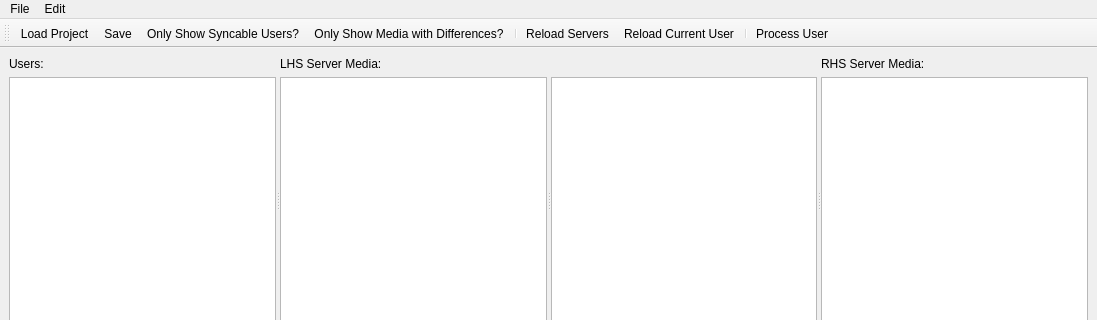
First picture: the form in UI/MainWindow.ui, repository towel42-com/EmbySync, before the edit; both pictures show x 0 to 1097 and y 0 to 320 of the 1097 by 632 pixel window.
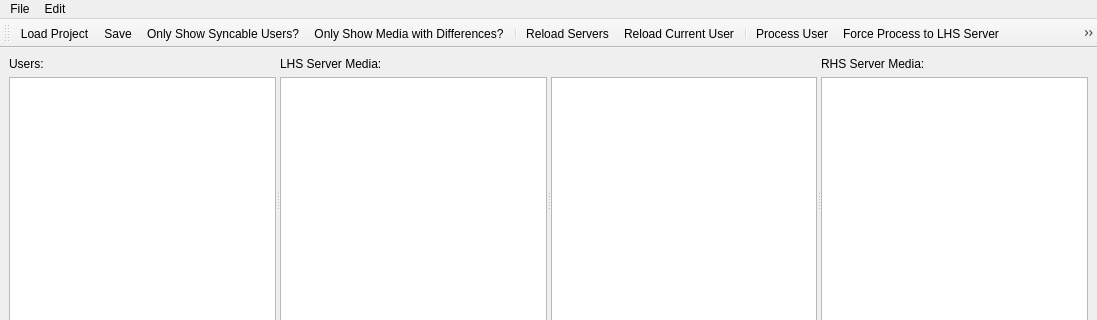
Second picture: the form after the edit. Icons and pictures are not drawn.

Commit message: Added ability to force sync left or right Dont compare dates if one side is null

```diff
--- a/UI/MainWindow.ui
+++ b/UI/MainWindow.ui
@@ -251,6 +251,8 @@
    <addaction name="actionReloadCurrentUser"/>
    <addaction name="separator"/>
    <addaction name="actionProcess"/>
+   <addaction name="actionProcessToLeft"/>
+   <addaction name="actionProcessToRight"/>
   </widget>
   <action name="actionSettings">
    <property name="icon">
@@ -361,6 +363,24 @@
     <string>Reload Current User</string>
    </property>
   </action>
+  <action name="actionProcessToRight">
+   <property name="icon">
+    <iconset resource="EmbySync.qrc">
+     <normaloff>:/resources/processRight.png</normaloff>:/resources/processRight.png</iconset>
+   </property>
+   <property name="text">
+    <string>Force Process to RHS Server</string>
+   </property>
+  </action>
+  <action name="actionProcessToLeft">
+   <property name="icon">
+    <iconset resource="EmbySync.qrc">
+     <normaloff>:/resources/processLeft.png</normaloff>:/resources/processLeft.png</iconset>
+   </property>
+   <property name="text">
+    <string>Force Process to LHS Server</string>
+   </property>
+  </action>
  </widget>
  <resources>
   <include location="EmbySync.qrc"/>
```
Left out of the diff: 5 changed lines with no effect on the pictures. The commit also changes 9 other files.
